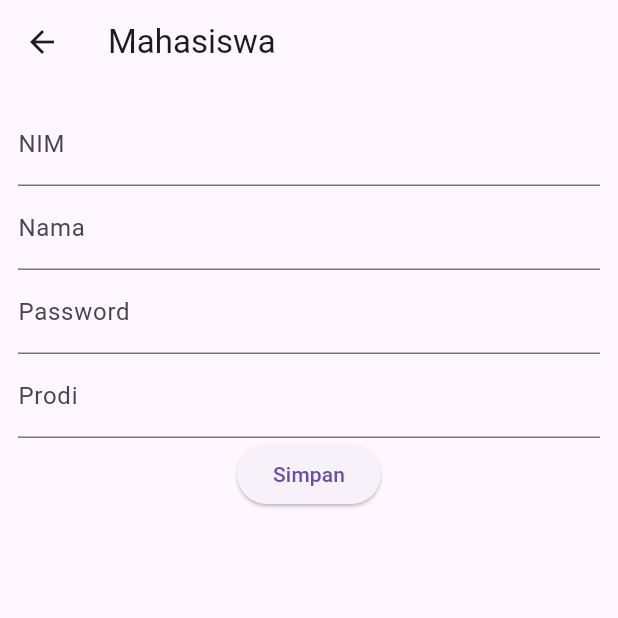
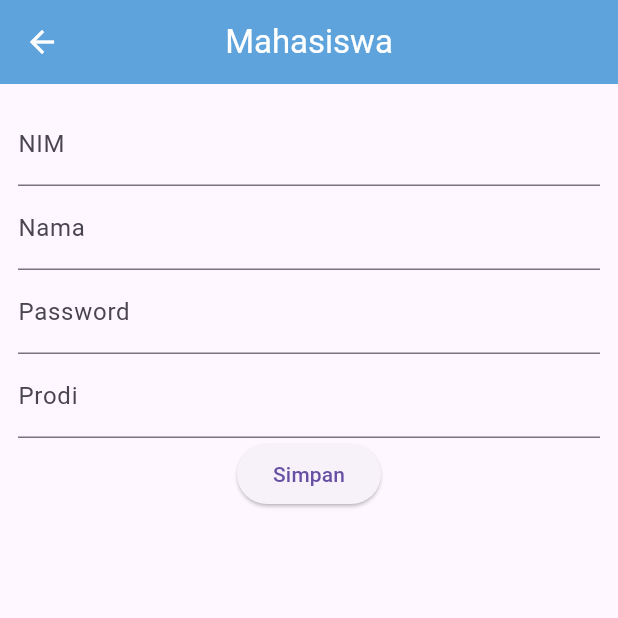
Before and after one commit to Edwin-Farid/Flutter-Mysql, a Flutter app: the MahasiswaCreate screen opened by its route, on a phone screen of 412 x 824 dp, the top half of it. Run offline on Flutter 3.47's test engine with Material 3 defaults, Android fonts, the phone set to English and light mode, and no system bars; missing offline and left inert: mysql_client.

Commit message:
feat: leading icon

```diff
--- a/lib/view/mahasiswa/create.dart
+++ b/lib/view/mahasiswa/create.dart
@@ -31,7 +31,19 @@ class _MahasiswaCreateState extends State<MahasiswaCreate> {
       appBar: PreferredSize(
         preferredSize: const Size.fromHeight(kToolbarHeight),
         child: AppBar(
-          title: const Text("Mahasiswa"),
+          title: const Text(
+            "Mahasiswa",
+            style: TextStyle(color: Colors.white),
+          ),
+          leading: IconButton(
+            onPressed: () {
+              Navigator.pop(context);
+            },
+            icon: const Icon(Icons.arrow_back),
+            color: Colors.white,
+          ),
+          centerTitle: true,
+          backgroundColor: const Color.fromARGB(255, 94, 163, 220),
         ),
       ),
       body: Padding(
```
